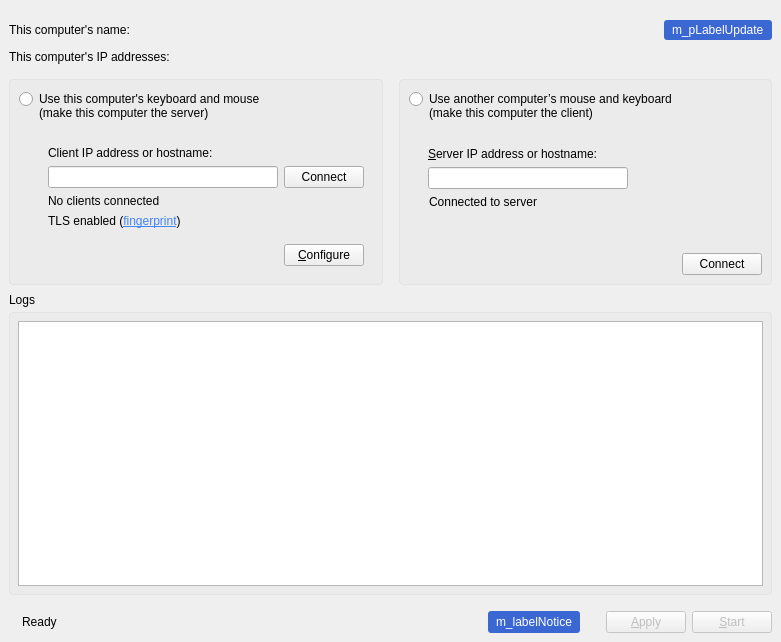
The window that src/gui/src/MainWindowBase.ui (deskflow/deskflow) describes before a commit, drawn with Qt 5.
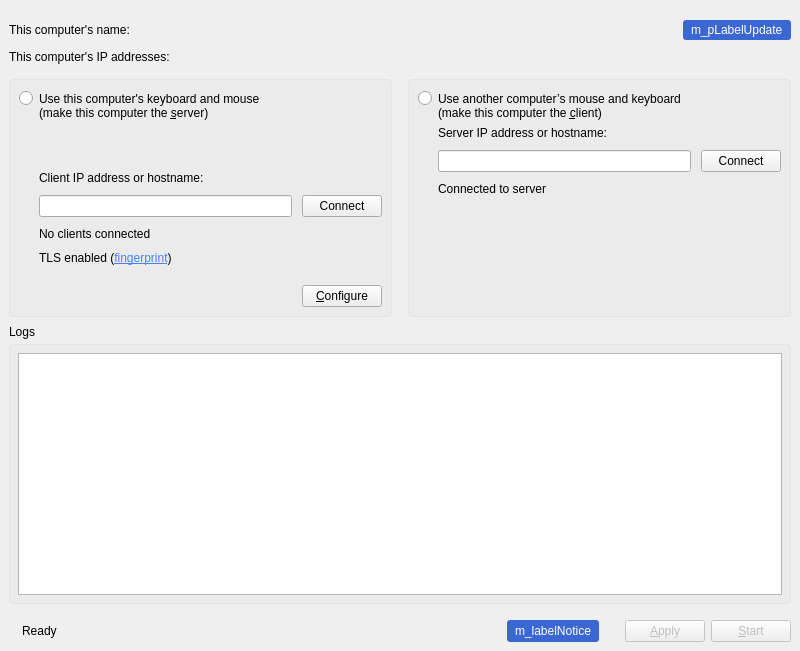
The same window after the commit. Icons and pictures are not drawn. Custom widgets are drawn as their Qt base class.

Commit message: Reset years of blind UI layout fiddling

Patch:
```diff
--- a/src/gui/src/MainWindowBase.ui
+++ b/src/gui/src/MainWindowBase.ui
@@ -6,12 +6,12 @@
    <rect>
     <x>0</x>
     <y>0</y>
-    <width>781</width>
-    <height>642</height>
+    <width>800</width>
+    <height>651</height>
    </rect>
   </property>
   <property name="sizePolicy">
-   <sizepolicy hsizetype="Fixed" vsizetype="Fixed">
+   <sizepolicy hsizetype="Fixed" vsizetype="Preferred">
     <horstretch>0</horstretch>
     <verstretch>0</verstretch>
    </sizepolicy>
@@ -67,7 +67,7 @@
         </property>
         <property name="sizeHint" stdset="0">
          <size>
-          <width>469</width>
+          <width>20</width>
           <height>20</height>
          </size>
         </property>
@@ -117,24 +117,6 @@
     </item>
     <item>
      <widget class="QWidget" name="m_pMainWidgets" native="true">
-      <property name="sizePolicy">
-       <sizepolicy hsizetype="Expanding" vsizetype="Fixed">
-        <horstretch>0</horstretch>
-        <verstretch>0</verstretch>
-       </sizepolicy>
-      </property>
-      <property name="minimumSize">
-       <size>
-        <width>0</width>
-        <height>200</height>
-       </size>
-      </property>
-      <property name="maximumSize">
-       <size>
-        <width>16777215</width>
-        <height>16777215</height>
-       </size>
-      </property>
       <layout class="QHBoxLayout" name="horizontalLayout_8">
        <property name="spacing">
         <number>16</number>
@@ -153,17 +135,11 @@
        </property>
        <item>
         <widget class="QFrame" name="m_pGroupServer">
-         <property name="minimumSize">
-          <size>
-           <width>0</width>
-           <height>0</height>
-          </size>
-         </property>
-         <property name="maximumSize">
-          <size>
-           <width>16777215</width>
-           <height>250</height>
-          </size>
+         <property name="sizePolicy">
+          <sizepolicy hsizetype="Expanding" vsizetype="Preferred">
+           <horstretch>0</horstretch>
+           <verstretch>0</verstretch>
+          </sizepolicy>
          </property>
          <property name="styleSheet">
           <string notr="true">.QFrame{
@@ -172,36 +148,12 @@
 background-color: rgba(192,192,192, 0.1);
 }</string>
          </property>
-         <property name="frameShape">
-          <enum>QFrame::Shape::StyledPanel</enum>
-         </property>
-         <property name="frameShadow">
-          <enum>QFrame::Shadow::Raised</enum>
-         </property>
          <layout class="QVBoxLayout" name="verticalLayout">
           <property name="topMargin">
            <number>11</number>
           </property>
-          <item>
+          <item alignment="Qt::AlignmentFlag::AlignTop">
            <widget class="QRadioButton" name="m_pRadioGroupServer">
-            <property name="sizePolicy">
-             <sizepolicy hsizetype="Fixed" vsizetype="Fixed">
-              <horstretch>0</horstretch>
-              <verstretch>0</verstretch>
-             </sizepolicy>
-            </property>
-            <property name="minimumSize">
-             <size>
-              <width>300</width>
-              <height>30</height>
-             </size>
-            </property>
-            <property name="maximumSize">
-             <size>
-              <width>65535</width>
-              <height>30</height>
-             </size>
-            </property>
             <property name="styleSheet">
              <string notr="true">QRadioButton::indicator{
    top: -7px;
@@ -209,29 +161,46 @@
             </property>
             <property name="text">
              <string>Use this computer's keyboard and mouse 
-(make this computer the server)</string>
+(make this computer the &amp;server)</string>
             </property>
            </widget>
           </item>
-          <item>
-           <spacer name="verticalSpacer">
-            <property name="orientation">
-             <enum>Qt::Orientation::Vertical</enum>
-            </property>
-            <property name="sizeType">
-             <enum>QSizePolicy::Policy::Fixed</enum>
-            </property>
-            <property name="sizeHint" stdset="0">
-             <size>
-              <width>20</width>
-              <height>10</height>
-             </size>
-            </property>
-           </spacer>
-          </item>
-          <item>
+          <item alignment="Qt::AlignmentFlag::AlignTop">
            <widget class="QWidget" name="m_pWidgetServer" native="true">
             <layout class="QVBoxLayout" name="m_pLayoutServer">
+             <property name="spacing">
+              <number>10</number>
+             </property>
+             <property name="leftMargin">
+              <number>0</number>
+             </property>
+             <property name="topMargin">
+              <number>0</number>
+             </property>
+             <property name="rightMargin">
+              <number>0</number>
+             </property>
+             <property name="bottomMargin">
+              <number>0</number>
+             </property>
+             <item>
+              <widget class="QWidget" name="m_pWidgetServerInverse" native="true">
+               <layout class="QVBoxLayout" name="m_pLayoutServerInverse">
+                <property name="spacing">
+                 <number>10</number>
+                </property>
+                <property name="leftMargin">
+                 <number>0</number>
+                </property>
+                <property name="topMargin">
+                 <number>0</number>
+                </property>
+                <property name="rightMargin">
+                 <number>0</number>
+                </property>
+                <property name="bottomMargin">
+                 <number>0</number>
+                </property>
              <item>
               <widget class="QLabel" name="m_pLabelClientIp">
                <property name="text">
@@ -247,9 +216,6 @@
                <property name="leftMargin">
                 <number>20</number>
                </property>
-               <property name="topMargin">
-                <number>0</number>
-               </property>
                <item>
                 <widget class="QLineEdit" name="m_pLineEditClienIp"/>
                </item>
@@ -262,6 +228,9 @@
                </item>
               </layout>
              </item>
+               </layout>
+              </widget>
+             </item>
              <item>
               <widget class="synergy_widgets::ServerStateLabel" name="m_pLabelServerState">
                <property name="text">
@@ -274,18 +243,6 @@
              </item>
              <item>
               <widget class="QLabel" name="m_pLabelFingerprint">
-               <property name="sizePolicy">
-                <sizepolicy hsizetype="Preferred" vsizetype="Preferred">
-                 <horstretch>0</horstretch>
-                 <verstretch>0</verstretch>
-                </sizepolicy>
-               </property>
-               <property name="maximumSize">
-                <size>
-                 <width>16777215</width>
-                 <height>20</height>
-                </size>
-               </property>
                <property name="text">
                 <string>&lt;html&gt;&lt;head/&gt;&lt;body&gt;&lt;p&gt;TLS enabled (&lt;a href=&quot;#&quot;&gt;&lt;span style=&quot; text-decoration: underline; color:#4285f4;&quot;&gt;fingerprint&lt;/span&gt;&lt;/a&gt;)&lt;/p&gt;&lt;/body&gt;&lt;/html&gt;</string>
                </property>
@@ -313,13 +270,13 @@
              <item>
               <layout class="QHBoxLayout" name="horizontalLayout_4">
                <item>
-                <spacer>
+                <spacer name="spacer_2">
                  <property name="orientation">
                   <enum>Qt::Orientation::Horizontal</enum>
                  </property>
                  <property name="sizeHint" stdset="0">
                   <size>
-                   <width>40</width>
+                   <width>20</width>
                    <height>20</height>
                   </size>
                  </property>
@@ -327,18 +284,6 @@
                </item>
                <item>
                 <widget class="QPushButton" name="m_pButtonConfigureServer">
-                 <property name="minimumSize">
-                  <size>
-                   <width>0</width>
-                   <height>0</height>
-                  </size>
-                 </property>
-                 <property name="maximumSize">
-                  <size>
-                   <width>16777215</width>
-                   <height>16777215</height>
-                  </size>
-                 </property>
                  <property name="text">
                   <string>&amp;Configure</string>
                  </property>
@@ -354,17 +299,11 @@
        </item>
        <item>
         <widget class="QFrame" name="m_pGroupClient">
-         <property name="minimumSize">
-          <size>
-           <width>0</width>
-           <height>0</height>
-          </size>
-         </property>
-         <property name="maximumSize">
-          <size>
-           <width>16777215</width>
-           <height>250</height>
-          </size>
+         <property name="sizePolicy">
+          <sizepolicy hsizetype="Expanding" vsizetype="Preferred">
+           <horstretch>0</horstretch>
+           <verstretch>0</verstretch>
+          </sizepolicy>
          </property>
          <property name="styleSheet">
           <string notr="true">.QFrame{
@@ -373,36 +312,12 @@
 background-color: rgba(192,192,192, 0.1);
 }</string>
          </property>
-         <property name="frameShape">
-          <enum>QFrame::Shape::StyledPanel</enum>
-         </property>
-         <property name="frameShadow">
-          <enum>QFrame::Shadow::Raised</enum>
-         </property>
          <layout class="QVBoxLayout" name="verticalLayout_5">
           <property name="topMargin">
            <number>11</number>
           </property>
-          <item>
+          <item alignment="Qt::AlignmentFlag::AlignTop">
            <widget class="QRadioButton" name="m_pRadioGroupClient">
-            <property name="sizePolicy">
-             <sizepolicy hsizetype="Fixed" vsizetype="Fixed">
-              <horstretch>0</horstretch>
-              <verstretch>0</verstretch>
-             </sizepolicy>
-            </property>
-            <property name="minimumSize">
-             <size>
-              <width>0</width>
-              <height>30</height>
-             </size>
-            </property>
-            <property name="maximumSize">
-             <size>
-              <width>300</width>
-              <height>30</height>
-             </size>
-            </property>
             <property name="styleSheet">
              <string notr="true">QRadioButton::indicator{
      top: -7px;
@@ -410,61 +325,48 @@
             </property>
             <property name="text">
              <string>Use another computer’s mouse and keyboard
-(make this computer the client)</string>
+(make this computer the &amp;client)</string>
             </property>
            </widget>
           </item>
-          <item>
-           <spacer name="verticalSpacer_4">
-            <property name="orientation">
-             <enum>Qt::Orientation::Vertical</enum>
-            </property>
-            <property name="sizeType">
-             <enum>QSizePolicy::Policy::Minimum</enum>
-            </property>
-            <property name="sizeHint" stdset="0">
-             <size>
-              <width>20</width>
-              <height>10</height>
-             </size>
-            </property>
-           </spacer>
-          </item>
-          <item>
-           <layout class="QVBoxLayout" name="verticalLayout_3">
+          <item alignment="Qt::AlignmentFlag::AlignTop">
+           <widget class="QWidget" name="m_pWidgetClient" native="true">
+            <layout class="QVBoxLayout" name="m_pLayoutClient">
+             <property name="spacing">
+              <number>10</number>
+             </property>
             <property name="leftMargin">
-             <number>19</number>
+              <number>0</number>
             </property>
             <property name="topMargin">
-             <number>10</number>
+              <number>0</number>
+             </property>
+             <property name="rightMargin">
+              <number>0</number>
+             </property>
+             <property name="bottomMargin">
+              <number>0</number>
             </property>
             <item>
              <widget class="QLabel" name="m_pLabelServerName">
-              <property name="sizePolicy">
-               <sizepolicy hsizetype="Preferred" vsizetype="Maximum">
-                <horstretch>0</horstretch>
-                <verstretch>0</verstretch>
-               </sizepolicy>
-              </property>
               <property name="text">
-               <string>&amp;Server IP address or hostname:</string>
-              </property>
-              <property name="buddy">
-               <cstring>m_pLineEditHostname</cstring>
+                <string>Server IP address or hostname:</string>
+               </property>
+               <property name="indent">
+                <number>20</number>
               </property>
              </widget>
             </item>
+             <item>
+              <layout class="QHBoxLayout" name="horizontalLayout_2">
+               <property name="leftMargin">
+                <number>20</number>
+               </property>
             <item>
              <widget class="QLineEdit" name="m_pLineEditHostname">
-              <property name="sizePolicy">
-               <sizepolicy hsizetype="Maximum" vsizetype="Maximum">
-                <horstretch>0</horstretch>
-                <verstretch>0</verstretch>
-               </sizepolicy>
-              </property>
               <property name="minimumSize">
                <size>
-                <width>200</width>
+                   <width>0</width>
                 <height>0</height>
                </size>
               </property>
@@ -473,6 +375,13 @@
               </property>
              </widget>
             </item>
+               <item>
+                <widget class="QPushButton" name="m_pButtonConnect">
+                 <property name="text">
+                  <string>Connect</string>
+                 </property>
+                </widget>
+               </item>
            </layout>
           </item>
           <item>
@@ -485,14 +394,14 @@
             </property>
            </widget>
           </item>
+            </layout>
+           </widget>
+          </item>
           <item>
-           <spacer name="verticalSpacer_3">
+           <spacer name="verticalSpacer">
             <property name="orientation">
              <enum>Qt::Orientation::Vertical</enum>
             </property>
-            <property name="sizeType">
-             <enum>QSizePolicy::Policy::Expanding</enum>
-            </property>
             <property name="sizeHint" stdset="0">
              <size>
               <width>20</width>
@@ -501,33 +410,6 @@
             </property>
            </spacer>
           </item>
-          <item>
-           <layout class="QHBoxLayout" name="horizontalLayout_9">
-            <property name="topMargin">
-             <number>0</number>
-            </property>
-            <item>
-             <spacer name="horizontalSpacer_2">
-              <property name="orientation">
-               <enum>Qt::Orientation::Horizontal</enum>
-              </property>
-              <property name="sizeHint" stdset="0">
-               <size>
-                <width>40</width>
-                <height>20</height>
-               </size>
-              </property>
-             </spacer>
-            </item>
-            <item>
-             <widget class="QPushButton" name="m_pButtonConnect">
-              <property name="text">
-               <string>Connect</string>
-              </property>
-             </widget>
-            </item>
-           </layout>
-          </item>
          </layout>
         </widget>
        </item>
```
Left out of the diff: 22 changed lines with no effect on the pictures. Lines whose indentation alone changed are shown as unchanged. The commit also changes 7 other files.
